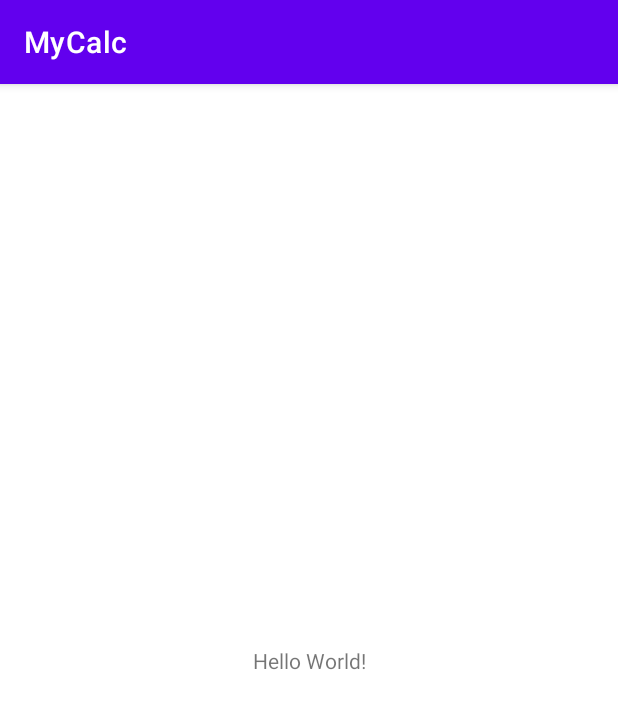
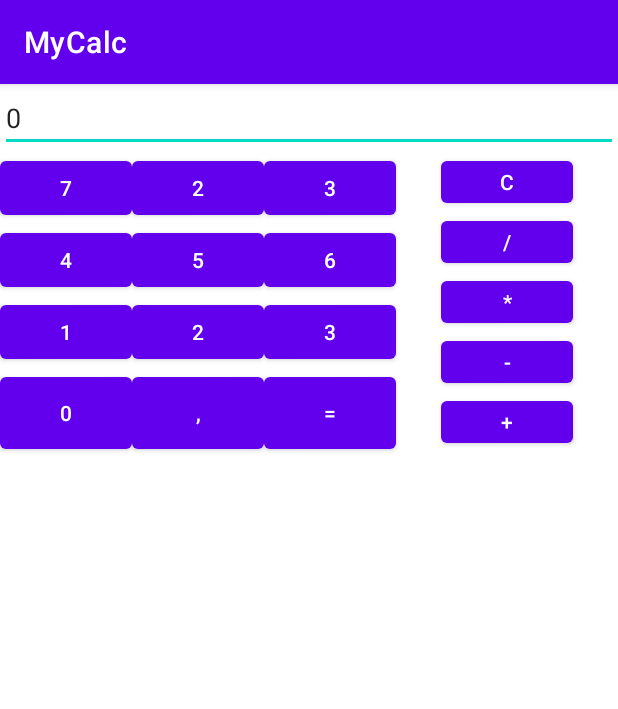
Before and after one commit to Kekook/MyCalc, an Android app: the screen it shows after launch (MainActivity), on a phone screen of 412 x 824 dp. Shown: the top 709 px of the screen. Run offline under Robolectric (Android 15) with nearby library versions, the phone set to English and light mode, and no system bars.

Commit message:
calc without background

```diff
--- a/app/src/main/res/layout/activity_main.xml
+++ b/app/src/main/res/layout/activity_main.xml
@@ -5,14 +5,147 @@
     android:layout_width="match_parent"
     android:layout_height="match_parent"
     tools:context=".MainActivity">
+    <EditText
+        android:text="0"
+        android:id="@+id/numbers"
+        android:layout_width="match_parent"
+        android:layout_height="wrap_content"
+        android:inputType="numberDecimal"
+        app:layout_constraintTop_toTopOf="parent"/>
 
-    <TextView
+    <Button
+        android:id="@+id/but_7"
         android:layout_width="wrap_content"
         android:layout_height="wrap_content"
-        android:text="Hello World!"
-        app:layout_constraintBottom_toBottomOf="parent"
         app:layout_constraintLeft_toLeftOf="parent"
+        app:layout_constraintTop_toBottomOf="@id/numbers"
+        android:text="7"
+        />
+    <Button
+        android:id="@+id/but_8"
+        android:layout_width="wrap_content"
+        android:layout_height="wrap_content"
+        android:text="2"
+        app:layout_constraintLeft_toRightOf="@id/but_7"
+        app:layout_constraintTop_toBottomOf="@id/numbers"/>
+    <Button
+        android:id="@+id/but_9"
+
+        android:layout_width="wrap_content"
+        android:layout_height="wrap_content"
+        android:text="3"
+        app:layout_constraintLeft_toRightOf="@id/but_8"
+        app:layout_constraintTop_toBottomOf="@id/numbers"/>
+    <Button
+        android:layout_width="wrap_content"
+        android:layout_height="40dp"
+        android:text="C"
+        android:id="@+id/del_but"
+        app:layout_constraintLeft_toRightOf="@id/but_9"
+        app:layout_constraintTop_toBottomOf="@id/numbers"
         app:layout_constraintRight_toRightOf="parent"
-        app:layout_constraintTop_toTopOf="parent" />
+        />
+    <Button
+        android:layout_width="wrap_content"
+        android:layout_height="wrap_content"
+        android:id="@+id/but_4"
+        android:text="4"
+        app:layout_constraintTop_toBottomOf="@id/but_7"
+        app:layout_constraintLeft_toLeftOf="parent"/>
+    <Button
+        android:layout_width="wrap_content"
+        android:layout_height="wrap_content"
+        android:id="@+id/but_5"
+        android:text="5"
+        app:layout_constraintTop_toBottomOf="@id/but_8"
+        app:layout_constraintLeft_toRightOf="@id/but_4"/>
+    <Button
+        android:layout_width="wrap_content"
+        android:layout_height="wrap_content"
+        android:id="@+id/but_6"
+        android:text="6"
+        app:layout_constraintTop_toBottomOf="@id/but_9"
+        app:layout_constraintLeft_toRightOf="@id/but_5"/>
+    <Button
+        android:layout_width="wrap_content"
+        android:layout_height="40dp"
+        android:text="/"
+        android:id="@+id/but_divide"
+        app:layout_constraintLeft_toRightOf="@id/but_6"
+        app:layout_constraintTop_toBottomOf="@id/del_but"
+        app:layout_constraintRight_toRightOf="parent"/>
+    <Button
+        android:layout_width="wrap_content"
+        android:layout_height="wrap_content"
+        android:id="@+id/but_1"
+        android:text="1"
+        app:layout_constraintTop_toBottomOf="@id/but_4"
+        app:layout_constraintLeft_toLeftOf="parent"/>
+    <Button
+        android:layout_width="wrap_content"
+        android:layout_height="wrap_content"
+        android:id="@+id/but_2"
+        android:text="2"
+        app:layout_constraintTop_toBottomOf="@id/but_5"
+        app:layout_constraintLeft_toRightOf="@id/but_1"/>
+    <Button
+        android:layout_width="wrap_content"
+        android:layout_height="wrap_content"
+        android:id="@+id/but_3"
+        android:text="3"
+        app:layout_constraintTop_toBottomOf="@id/but_6"
+        app:layout_constraintLeft_toRightOf="@id/but_2"/>
+    <Button
+        android:layout_width="wrap_content"
+        android:layout_height="40dp"
+        android:text="*"
+        android:id="@+id/but_multiply"
+        app:layout_constraintLeft_toRightOf="@id/but_9"
+        app:layout_constraintTop_toBottomOf="@id/but_divide"
+        app:layout_constraintRight_toRightOf="parent"
+        />
+    <Button
+        android:layout_width="wrap_content"
+        android:layout_height="60sp"
+        android:id="@+id/but_0"
+        android:text="0"
+        app:layout_constraintTop_toBottomOf="@id/but_1"
+        app:layout_constraintLeft_toLeftOf="parent"/>
+    <Button
+        android:layout_width="wrap_content"
+        android:layout_height="60sp"
+        android:id="@+id/but_fraction"
+        android:text=","
+        app:layout_constraintTop_toBottomOf="@id/but_2"
+        app:layout_constraintLeft_toRightOf="@id/but_0"/>
+    <Button
+        android:layout_width="wrap_content"
+        android:layout_height="60sp"
+        android:id="@+id/but_equals"
+        android:text="="
+        app:layout_constraintTop_toBottomOf="@id/but_3"
+        app:layout_constraintLeft_toRightOf="@id/but_fraction"/>
+    <Button
+        android:layout_width="wrap_content"
+        android:layout_height="40dp"
+        android:text="-"
+        android:id="@+id/but_minus"
+        app:layout_constraintLeft_toRightOf="@id/but_3"
+        app:layout_constraintTop_toBottomOf="@id/but_multiply"
+        app:layout_constraintRight_toRightOf="parent"
+        />
+    <Button
+        android:layout_width="wrap_content"
+        android:layout_height="40dp"
+        android:text="+"
+        android:id="@+id/but_plus"
+        app:layout_constraintLeft_toRightOf="@id/but_equals"
+        app:layout_constraintTop_toBottomOf="@id/but_minus"
+        app:layout_constraintRight_toRightOf="parent"
+        />
+
+
+
+
 
 </androidx.constraintlayout.widget.ConstraintLayout>
--- a/app/src/main/res/values-night/themes.xml
+++ b/app/src/main/res/values-night/themes.xml
@@ -1,6 +1,6 @@
 <resources xmlns:tools="http://schemas.android.com/tools">
     <!-- Base application theme. -->
-    <style name="Theme.MyCalc" parent="Theme.MaterialComponents.DayNight.DarkActionBar">
+    <style name="Theme.MyCalc" parent="Theme.AppCompat.DayNight.DarkActionBar">
         <!-- Primary brand color. -->
         <item name="colorPrimary">@color/purple_200</item>
         <item name="colorPrimaryVariant">@color/purple_700</item>
```
